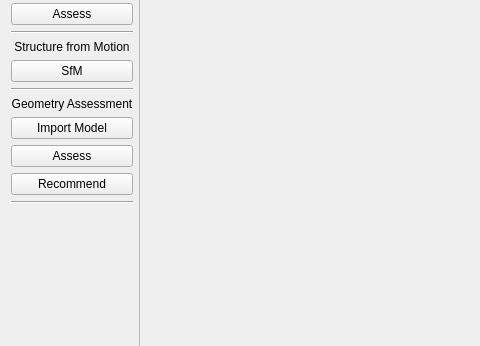
First picture: the form in mainwindow.ui, repository h005/vpRecommendation, before the edit; both pictures show x 0 to 480 and y 92 to 438 of the 1195 by 646 pixel window.
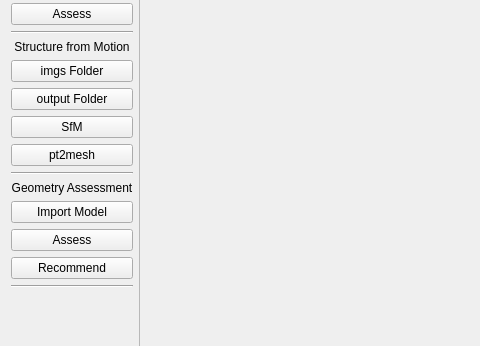
Second picture: the form after the edit.

The edit to the form file:
```diff
--- a/mainwindow.ui
+++ b/mainwindow.ui
@@ -67,6 +67,20 @@
         </property>
        </widget>
       </item>
+      <item>
+       <widget class="QPushButton" name="sfm_imgFolder">
+        <property name="text">
+         <string>imgs Folder</string>
+        </property>
+       </widget>
+      </item>
+      <item>
+       <widget class="QPushButton" name="sfm_outputFolder">
+        <property name="text">
+         <string>output Folder</string>
+        </property>
+       </widget>
+      </item>
       <item>
        <widget class="QPushButton" name="SfM">
         <property name="text">
@@ -74,6 +88,13 @@
         </property>
        </widget>
       </item>
+      <item>
+       <widget class="QPushButton" name="sfm_pt2mesh">
+        <property name="text">
+         <string>pt2mesh</string>
+        </property>
+       </widget>
+      </item>
       <item>
        <widget class="Line" name="line">
         <property name="orientation">
```
